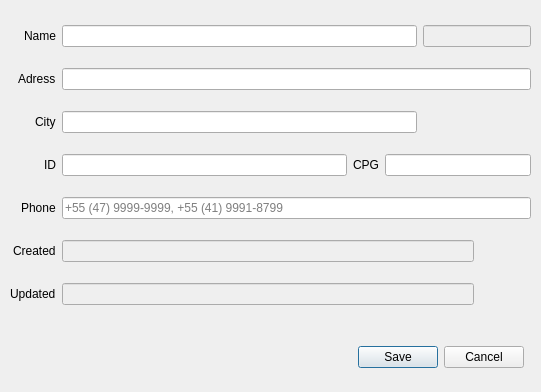
The window that Employee_Update.ui (bedi1982/Oficina) describes before a commit, drawn with Qt 5.
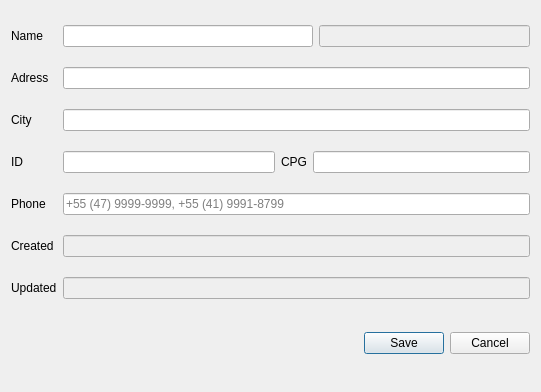
The same window after the commit. Icons and pictures are not drawn.

Commit message: All forms now have a layout and resize correctly.

What changed in the file:
```diff
--- a/Employee_Update.ui
+++ b/Employee_Update.ui
@@ -17,61 +17,11 @@
    <iconset resource="images/images.qrc">
     <normaloff>:/emoticons/service.png</normaloff>:/emoticons/service.png</iconset>
   </property>
-  <widget class="QDialogButtonBox" name="btn_Employee_Update">
-   <property name="geometry">
-    <rect>
-     <x>333</x>
-     <y>340</y>
-     <width>191</width>
-     <height>34</height>
-    </rect>
-   </property>
-   <property name="standardButtons">
-    <set>QDialogButtonBox::Cancel|QDialogButtonBox::Save</set>
-   </property>
-  </widget>
-  <widget class="QLabel" name="lbl_Emoticon">
-   <property name="geometry">
-    <rect>
-     <x>30</x>
-     <y>330</y>
-     <width>48</width>
-     <height>48</height>
-    </rect>
-   </property>
-   <property name="minimumSize">
-    <size>
-     <width>48</width>
-     <height>48</height>
-    </size>
-   </property>
-   <property name="maximumSize">
-    <size>
-     <width>48</width>
-     <height>48</height>
-    </size>
-   </property>
-   <property name="text">
-    <string/>
-   </property>
-  </widget>
-  <widget class="QWidget" name="layoutWidget">
-   <property name="geometry">
-    <rect>
-     <x>10</x>
-     <y>10</y>
-     <width>521</width>
-     <height>311</height>
-    </rect>
-   </property>
    <layout class="QGridLayout" name="gridLayout">
-    <item row="3" column="3" colspan="3">
-     <widget class="QLineEdit" name="line_CPG">
+   <item row="0" column="0">
+    <widget class="QLabel" name="label">
       <property name="text">
-       <string/>
-      </property>
-      <property name="maxLength">
-       <number>20</number>
+      <string>Name</string>
       </property>
      </widget>
     </item>
@@ -88,14 +38,21 @@
       </property>
      </widget>
     </item>
-    <item row="4" column="0" alignment="Qt::AlignRight">
-     <widget class="QLabel" name="lbl_Phone">
+   <item row="0" column="4">
+    <widget class="QLineEdit" name="line_SysID">
+     <property name="enabled">
+      <bool>false</bool>
+     </property>
+    </widget>
+   </item>
+   <item row="1" column="0">
+    <widget class="QLabel" name="lbl_Adress">
       <property name="text">
-       <string>Phone</string>
+      <string>Adress</string>
       </property>
      </widget>
     </item>
-    <item row="1" column="1" colspan="5">
+   <item row="1" column="1" colspan="4">
      <widget class="QLineEdit" name="line_Address">
       <property name="text">
        <string/>
@@ -108,10 +65,27 @@
       </property>
      </widget>
     </item>
-    <item row="6" column="0" alignment="Qt::AlignRight">
-     <widget class="QLabel" name="lbl_Updated_At">
+   <item row="2" column="0">
+    <widget class="QLabel" name="lbl_City">
       <property name="text">
-       <string>Updated</string>
+      <string>City</string>
+     </property>
+    </widget>
+   </item>
+   <item row="2" column="1" colspan="4">
+    <widget class="QLineEdit" name="line_City">
+     <property name="text">
+      <string/>
+     </property>
+     <property name="maxLength">
+      <number>30</number>
+     </property>
+    </widget>
+   </item>
+   <item row="3" column="0">
+    <widget class="QLabel" name="lbl_Personal_ID">
+     <property name="text">
+      <string>ID</string>
       </property>
      </widget>
     </item>
@@ -125,43 +99,15 @@
       </property>
      </widget>
     </item>
-    <item row="5" column="0" alignment="Qt::AlignRight">
-     <widget class="QLabel" name="lbl_Created">
-      <property name="text">
-       <string>Created</string>
-      </property>
-     </widget>
-    </item>
-    <item row="0" column="4" colspan="2">
-     <widget class="QLineEdit" name="line_SysID">
-      <property name="enabled">
-       <bool>false</bool>
-      </property>
-     </widget>
-    </item>
-    <item row="3" column="0" alignment="Qt::AlignRight">
-     <widget class="QLabel" name="lbl_Personal_ID">
-      <property name="text">
-       <string>ID</string>
-      </property>
-     </widget>
-    </item>
-    <item row="0" column="0" alignment="Qt::AlignRight">
-     <widget class="QLabel" name="label">
-      <property name="text">
-       <string>Name</string>
-      </property>
-     </widget>
-    </item>
-    <item row="3" column="2" alignment="Qt::AlignRight">
+   <item row="3" column="2">
      <widget class="QLabel" name="lbl_CPF">
       <property name="text">
        <string>CPG</string>
       </property>
      </widget>
     </item>
-    <item row="2" column="1" colspan="3">
-     <widget class="QLineEdit" name="line_City">
+   <item row="3" column="3" colspan="2">
+    <widget class="QLineEdit" name="line_CPG">
       <property name="text">
        <string/>
       </property>
@@ -170,21 +116,14 @@
       </property>
      </widget>
     </item>
-    <item row="2" column="0" alignment="Qt::AlignRight">
-     <widget class="QLabel" name="lbl_City">
+   <item row="4" column="0">
+    <widget class="QLabel" name="lbl_Phone">
       <property name="text">
-       <string>City</string>
+      <string>Phone</string>
       </property>
      </widget>
     </item>
-    <item row="1" column="0" alignment="Qt::AlignRight">
-     <widget class="QLabel" name="lbl_Adress">
-      <property name="text">
-       <string>Adress</string>
-      </property>
-     </widget>
-    </item>
-    <item row="4" column="1" colspan="5">
+   <item row="4" column="1" colspan="4">
      <widget class="QLineEdit" name="line_Phone">
       <property name="text">
        <string/>
@@ -197,6 +136,13 @@
       </property>
      </widget>
     </item>
+   <item row="5" column="0">
+    <widget class="QLabel" name="lbl_Created">
+     <property name="text">
+      <string>Created</string>
+     </property>
+    </widget>
+   </item>
     <item row="5" column="1" colspan="4">
      <widget class="QLineEdit" name="line_Created_At">
       <property name="enabled">
@@ -213,6 +159,13 @@
       </property>
      </widget>
     </item>
+   <item row="6" column="0">
+    <widget class="QLabel" name="lbl_Updated_At">
+     <property name="text">
+      <string>Updated</string>
+     </property>
+    </widget>
+   </item>
     <item row="6" column="1" colspan="4">
      <widget class="QLineEdit" name="line_Updated_At">
       <property name="enabled">
@@ -229,8 +182,33 @@
       </property>
      </widget>
     </item>
-   </layout>
-  </widget>
+   <item row="7" column="0" colspan="2">
+    <widget class="QLabel" name="lbl_Emoticon">
+     <property name="minimumSize">
+      <size>
+       <width>48</width>
+       <height>48</height>
+      </size>
+     </property>
+     <property name="maximumSize">
+      <size>
+       <width>48</width>
+       <height>48</height>
+      </size>
+     </property>
+     <property name="text">
+      <string/>
+     </property>
+    </widget>
+   </item>
+   <item row="7" column="3" colspan="2">
+    <widget class="QDialogButtonBox" name="btn_Employee_Update">
+     <property name="standardButtons">
+      <set>QDialogButtonBox::Cancel|QDialogButtonBox::Save</set>
+     </property>
+    </widget>
+   </item>
+  </layout>
  </widget>
  <resources>
   <include location="images/images.qrc"/>
```
Left out of the diff: 2 changed lines with no effect on the pictures. Lines whose indentation alone changed are shown as unchanged. The commit also changes 18 other files.
